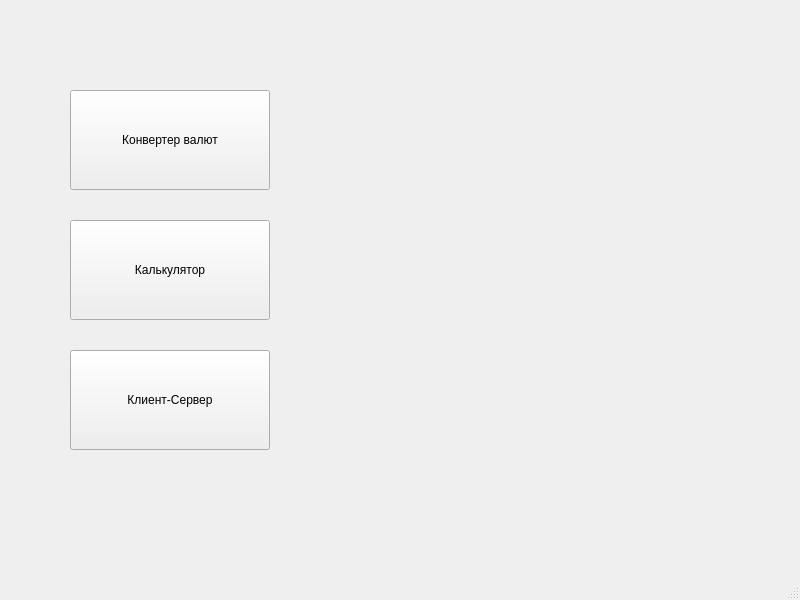
Pogorela/pet_projects, file mainwindow.ui: the form before one commit.
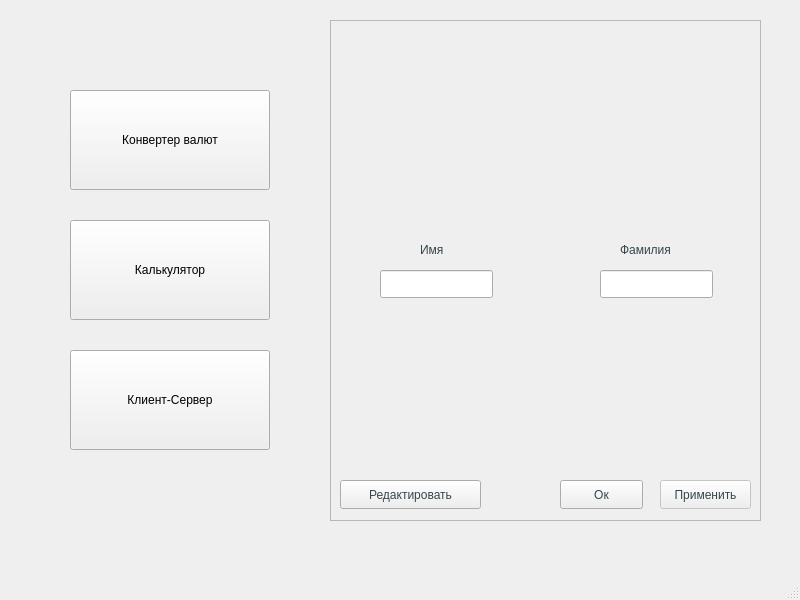
The form after the commit.

Diff of the .ui file:
```diff
--- a/mainwindow.ui
+++ b/mainwindow.ui
@@ -89,6 +89,144 @@
      <string>Клиент-Сервер</string>
     </property>
    </widget>
+   <widget class="QFrame" name="frame">
+    <property name="geometry">
+     <rect>
+      <x>330</x>
+      <y>20</y>
+      <width>431</width>
+      <height>501</height>
+     </rect>
+    </property>
+    <property name="autoFillBackground">
+     <bool>true</bool>
+    </property>
+    <property name="styleSheet">
+     <string notr="true">color: rgb(54, 70, 76);</string>
+    </property>
+    <property name="frameShape">
+     <enum>QFrame::Shape::StyledPanel</enum>
+    </property>
+    <property name="frameShadow">
+     <enum>QFrame::Shadow::Raised</enum>
+    </property>
+    <widget class="QLabel" name="label">
+     <property name="geometry">
+      <rect>
+       <x>160</x>
+       <y>20</y>
+       <width>121</width>
+       <height>151</height>
+      </rect>
+     </property>
+     <property name="text">
+      <string/>
+     </property>
+     <property name="scaledContents">
+      <bool>true</bool>
+     </property>
+    </widget>
+    <widget class="QPushButton" name="pushButton">
+     <property name="enabled">
+      <bool>false</bool>
+     </property>
+     <property name="geometry">
+      <rect>
+       <x>330</x>
+       <y>460</y>
+       <width>91</width>
+       <height>29</height>
+      </rect>
+     </property>
+     <property name="text">
+      <string>Применить</string>
+     </property>
+    </widget>
+    <widget class="QPushButton" name="pushButton_2">
+     <property name="geometry">
+      <rect>
+       <x>230</x>
+       <y>460</y>
+       <width>83</width>
+       <height>29</height>
+      </rect>
+     </property>
+     <property name="text">
+      <string>Ок</string>
+     </property>
+    </widget>
+    <widget class="QPushButton" name="pushButton_3">
+     <property name="geometry">
+      <rect>
+       <x>10</x>
+       <y>460</y>
+       <width>141</width>
+       <height>29</height>
+      </rect>
+     </property>
+     <property name="text">
+      <string>Редактировать</string>
+     </property>
+    </widget>
+    <widget class="QLineEdit" name="lineEdit">
+     <property name="geometry">
+      <rect>
+       <x>50</x>
+       <y>250</y>
+       <width>113</width>
+       <height>28</height>
+      </rect>
+     </property>
+     <property name="readOnly">
+      <bool>true</bool>
+     </property>
+    </widget>
+    <widget class="QLineEdit" name="lineEdit_2">
+     <property name="geometry">
+      <rect>
+       <x>270</x>
+       <y>250</y>
+       <width>113</width>
+       <height>28</height>
+      </rect>
+     </property>
+     <property name="readOnly">
+      <bool>true</bool>
+     </property>
+    </widget>
+    <widget class="QLabel" name="label_2">
+     <property name="geometry">
+      <rect>
+       <x>90</x>
+       <y>220</y>
+       <width>63</width>
+       <height>20</height>
+      </rect>
+     </property>
+     <property name="font">
+      <font>
+       <stylestrategy>PreferDefault</stylestrategy>
+       <hintingpreference>PreferFullHinting</hintingpreference>
+      </font>
+     </property>
+     <property name="text">
+      <string>Имя</string>
+     </property>
+    </widget>
+    <widget class="QLabel" name="label_3">
+     <property name="geometry">
+      <rect>
+       <x>290</x>
+       <y>220</y>
+       <width>71</width>
+       <height>20</height>
+      </rect>
+     </property>
+     <property name="text">
+      <string>Фамилия</string>
+     </property>
+    </widget>
+   </widget>
   </widget>
   <widget class="QMenuBar" name="menubar">
    <property name="geometry">
```
Left out of the diff: 11 changed lines with no effect on the pictures.
